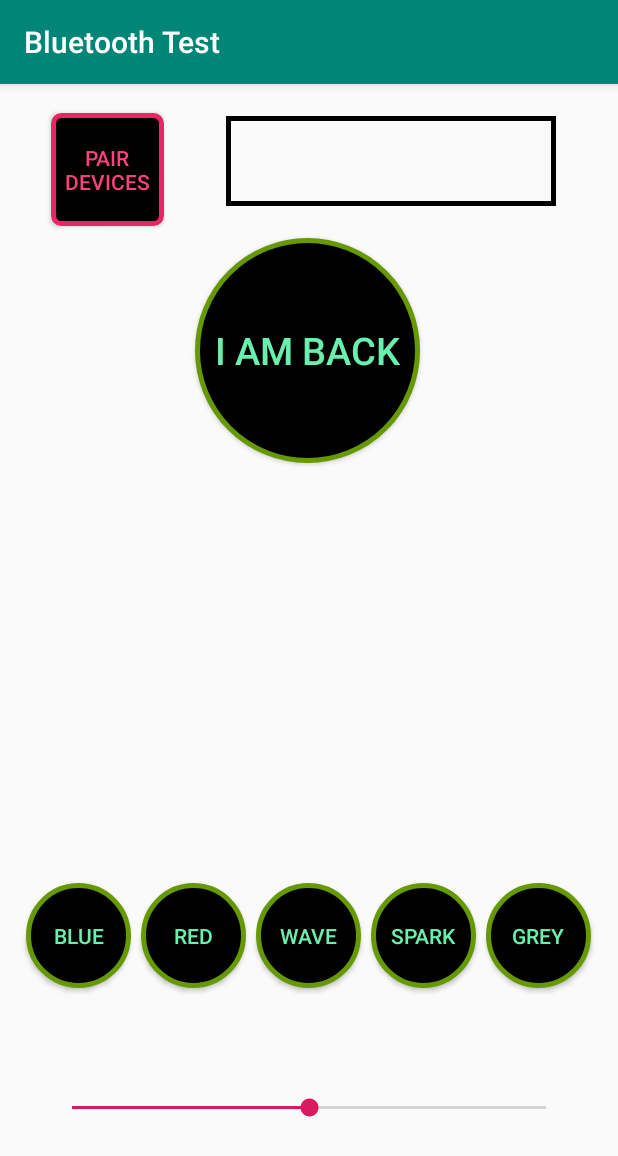
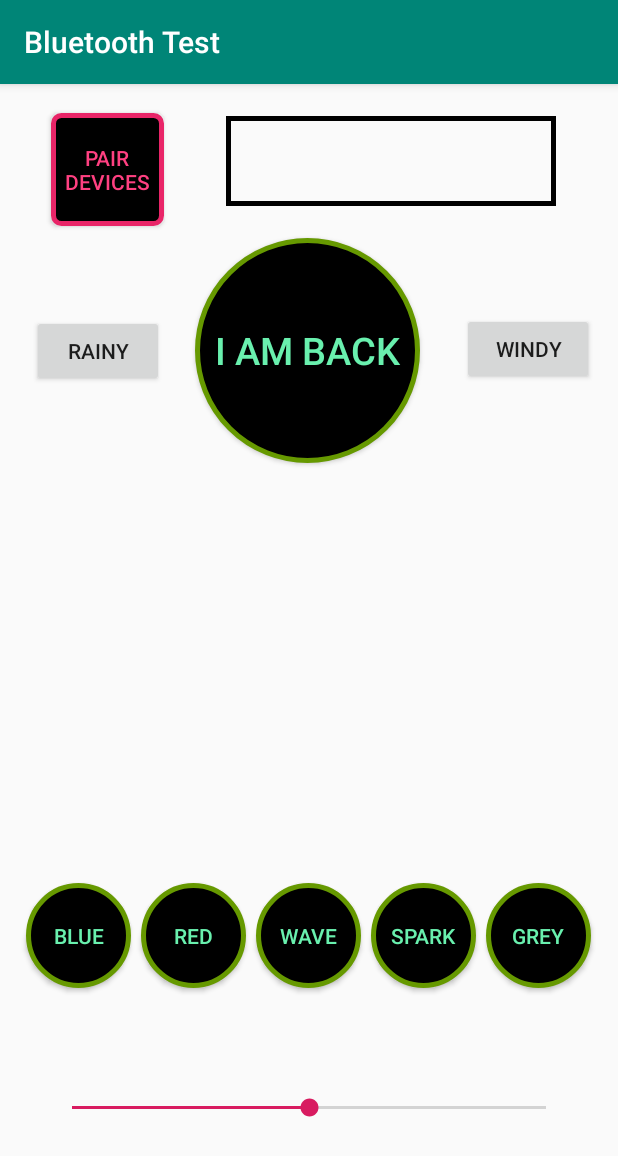
Before and after one commit to alexmansonlu/adadad, an Android app: the bluetoothTest screen opened directly, with no data from a screen before it, on a phone screen of 412 x 824 dp. Shown: the top 1156 px of the screen. Run offline under Robolectric (Android 15) with nearby library versions, the phone set to English and light mode, and no system bars.

Commit message:
hello motto

```diff
--- a/app/src/main/res/layout/bluetooth_test.xml
+++ b/app/src/main/res/layout/bluetooth_test.xml
@@ -180,4 +180,40 @@
         app:layout_constraintEnd_toStartOf="@+id/button"
         app:layout_constraintStart_toStartOf="parent"
         app:layout_constraintTop_toBottomOf="@+id/pairdevices" />
+
+    <Button
+        android:id="@+id/yu"
+        android:layout_width="wrap_content"
+        android:layout_height="wrap_content"
+        android:layout_marginStart="8dp"
+        android:layout_marginLeft="8dp"
+        android:layout_marginTop="8dp"
+        android:layout_marginEnd="8dp"
+        android:layout_marginRight="8dp"
+        android:layout_marginBottom="8dp"
+        android:onClick="Raining"
+        android:text="@string/yutian"
+        app:layout_constraintBottom_toTopOf="@+id/listview"
+        app:layout_constraintEnd_toStartOf="@+id/button"
+        app:layout_constraintStart_toStartOf="parent"
+        app:layout_constraintTop_toBottomOf="@+id/pairdevices" />
+
+    <Button
+        android:id="@+id/feng"
+        android:layout_width="wrap_content"
+        android:layout_height="wrap_content"
+        android:layout_marginStart="8dp"
+        android:layout_marginLeft="8dp"
+        android:layout_marginTop="8dp"
+        android:layout_marginEnd="8dp"
+        android:layout_marginRight="8dp"
+        android:layout_marginBottom="8dp"
+        android:onClick="Sunny"
+        android:text="@string/feng"
+        app:layout_constraintBottom_toTopOf="@+id/listview"
+        app:layout_constraintEnd_toEndOf="parent"
+        app:layout_constraintHorizontal_bias="0.703"
+        app:layout_constraintStart_toEndOf="@+id/button"
+        app:layout_constraintTop_toBottomOf="@+id/ID"
+        app:layout_constraintVertical_bias="0.548" />
 </android.support.constraint.ConstraintLayout>
--- a/app/src/main/res/values/strings.xml
+++ b/app/src/main/res/values/strings.xml
@@ -13,4 +13,6 @@
     <string name="signal3">Wave</string>
     <string name="signal4">Spark</string>
     <string name="signal5">Grey</string>
+    <string name="yutian">Rainy</string>
+    <string name="feng">Windy</string>
 </resources>
```
Also changed, not shown: app/src/main/java/com/example/sanjia/bluetoothTest.java (+26 -1 lines).
